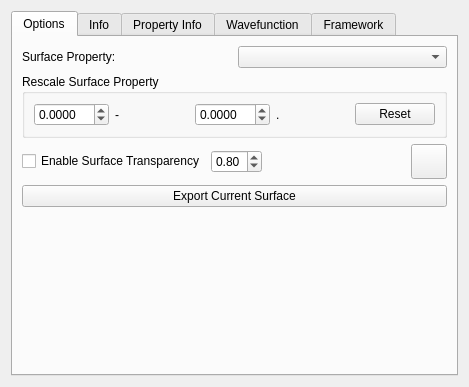
peterspackman/crystalexplorer, file src/childpropertycontroller.ui: the form before one commit.
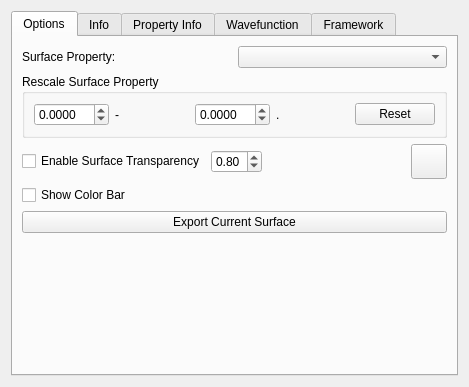
The form after the commit. The open tabs and pages were chosen to show the change. Icons and pictures are not drawn.

```diff
--- a/src/childpropertycontroller.ui
+++ b/src/childpropertycontroller.ui
@@ -188,6 +188,30 @@
          </item>
         </layout>
        </item>
+       <item>
+        <layout class="QHBoxLayout" name="horizontalLayout_colorbar">
+         <item>
+          <widget class="QCheckBox" name="showColorBarCheckBox">
+           <property name="text">
+            <string>Show Color Bar</string>
+           </property>
+          </widget>
+         </item>
+         <item>
+          <spacer name="horizontalSpacer_colorbar">
+           <property name="orientation">
+            <enum>Qt::Orientation::Horizontal</enum>
+           </property>
+           <property name="sizeHint" stdset="0">
+            <size>
+             <width>40</width>
+             <height>20</height>
+            </size>
+           </property>
+          </spacer>
+         </item>
+        </layout>
+       </item>
        <item>
         <widget class="QPushButton" name="exportSurfaceButton">
          <property name="text">
```
